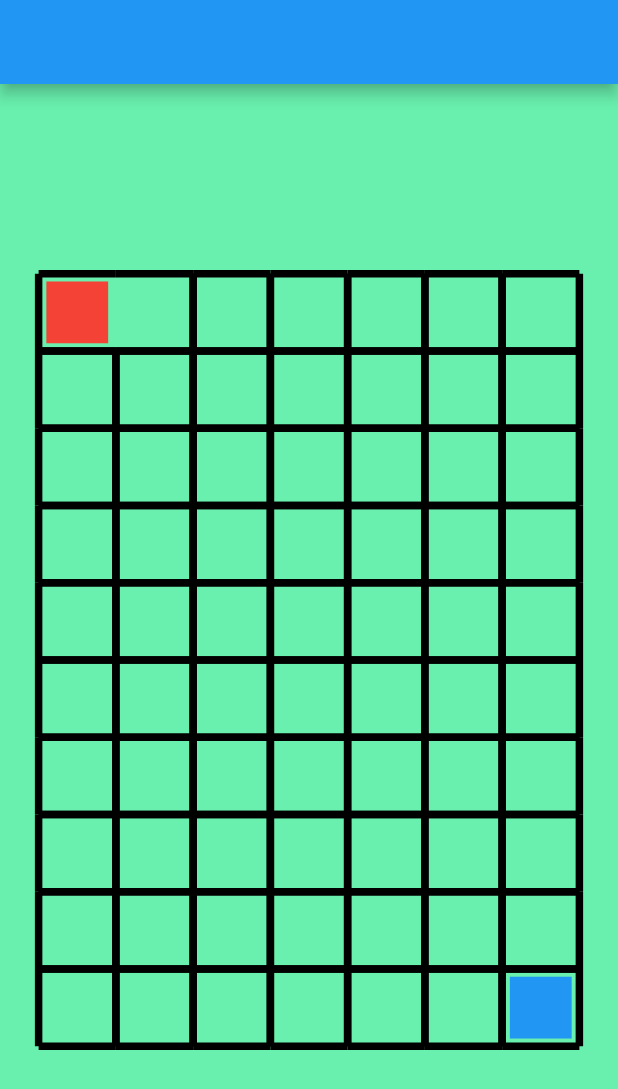
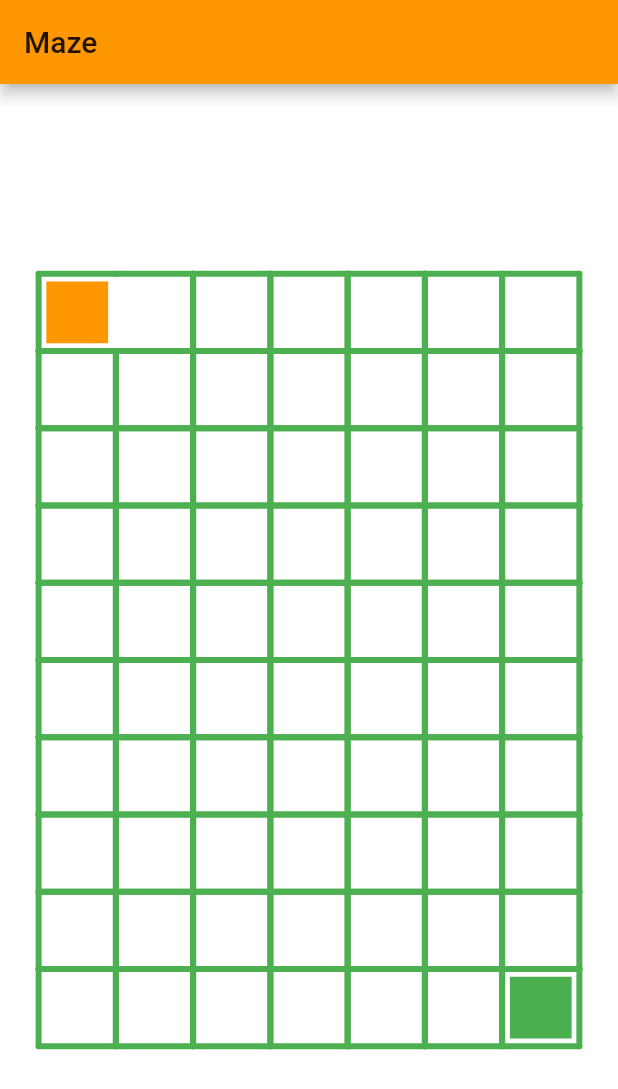
Before and after one commit to pblinux/maze, a Flutter app: the screen it shows after launch, on a phone screen of 412 x 824 dp. Shown: the top 1089 px of the screen. Run offline on Flutter 3.47's test engine with Material 2 defaults, Android fonts, the phone set to English and light mode, and no system bars; missing offline and left inert: stack; statements that could not run were skipped.

Commit message:
More customization

```diff
--- /dev/null
+++ b/lib/cell.dart
@@ -0,0 +1,12 @@
+class Cell {
+  bool bottomWall = true;
+  bool leftWall = true;
+  bool rightWall = true;
+  bool topWall = true;
+  bool visited = false;
+
+  int col;
+  int row;
+
+  Cell(this.col, this.row);
+}
--- a/lib/main.dart
+++ b/lib/main.dart
@@ -8,7 +8,7 @@ class MyApp extends StatelessWidget {
   Widget build(BuildContext context) {
     return MaterialApp(
         title: 'Flutter Demo',
-        theme: ThemeData(primarySwatch: Colors.blue),
+        theme: ThemeData(primarySwatch: Colors.orange),
         home: MazeScreen());
   }
 }
@@ -19,12 +19,13 @@ class MazeScreen extends StatefulWidget {
 }
 
 class _MazeScreenState extends State<MazeScreen> {
-  final MazePainter _mazePainter = MazePainter();
+  final MazePainter _mazePainter = MazePainter(wallColor: Colors.green);
 
   @override
   Widget build(BuildContext context) {
     return Scaffold(
-        appBar: AppBar(),
+        backgroundColor: Colors.white,
+        appBar: AppBar(title: Text('Maze')),
         body: GestureDetector(
             onVerticalDragUpdate: (info) =>
                 _mazePainter.updatePosition(info.localPosition),
--- a/lib/maze.dart
+++ b/lib/maze.dart
@@ -1,13 +1,19 @@
 import 'dart:math';
 import 'package:flutter/material.dart' hide Stack;
+import 'package:maze_game/cell.dart';
 import 'package:stack/stack.dart';
 
+/// For direction maping
 enum Direction { UP, DOWN, LEFT, RIGHT }
 
 class MazePainter extends ChangeNotifier implements CustomPainter {
-  final columns = 7;
-  final rows = 10;
-  final wallThickness = 5.0;
+  ///Row, columns and the wall thickness can be parametrizable
+  final int columns;
+  final int rows;
+  final double wallThickness;
+
+  ///Color
+  Color wallColor;
 
   Cell player, exit;
   List<List<Cell>> _cells;
@@ -17,22 +23,29 @@ class MazePainter extends ChangeNotifier implements CustomPainter {
   Random _randomizer = Random();
   double _cellSize, _hMargin, _vMargin;
 
-  double userX;
-  double userY;
+  ///Position of user input
+  double _userX;
+  double _userY;
 
-  MazePainter() {
+  MazePainter(
+      {this.columns = 7,
+      this.rows = 10,
+      this.wallColor = Colors.black,
+      this.wallThickness = 4.0}) {
     _wallPaint
-      ..color = Colors.black
+      ..color = wallColor
       ..isAntiAlias = true
+      ..strokeCap = StrokeCap.round
       ..strokeWidth = wallThickness;
 
-    _playerPaint..color = Colors.red;
+    _playerPaint..color = Colors.orange;
 
-    _exitPaint..color = Colors.blue;
+    _exitPaint..color = wallColor;
 
     _createMaze();
   }
 
+  ///This method initialize the maze by randomizing what wall will be disable
   void _createMaze() {
     Stack<Cell> stack = Stack();
     Cell current, next;
@@ -64,6 +77,7 @@ class MazePainter extends ChangeNotifier implements CustomPainter {
     return null;
   }
 
+  /// This method moves the user input
   void movePlayer(Direction direction) {
     switch (direction) {
       case Direction.UP:
@@ -89,16 +103,17 @@ class MazePainter extends ChangeNotifier implements CustomPainter {
     }
   }
 
+  ///This method is used to notify the user drag position change
   void updatePosition(Offset position) {
-    userX = position.dx;
-    userY = position.dy;
+    _userX = position.dx;
+    _userY = position.dy;
     notifyListeners();
 
     double playerCenterX = _hMargin + (player.col + 0.5) * _cellSize;
     double playerCenterY = _vMargin + (player.row + 0.5) * _cellSize;
 
-    double dx = userX - playerCenterX;
-    double dy = userY - playerCenterY;
+    double dx = _userX - playerCenterX;
+    double dy = _userY - playerCenterY;
 
     double absDx = dx.abs();
     double absDy = dy.abs();
@@ -124,8 +139,6 @@ class MazePainter extends ChangeNotifier implements CustomPainter {
 
   @override
   void paint(Canvas canvas, Size size) {
-    canvas.drawColor(Colors.greenAccent, BlendMode.src);
-
     if (size.width / size.height < columns / rows)
       _cellSize = size.width / (columns + 1);
     else
@@ -253,197 +266,3 @@ class MazePainter extends ChangeNotifier implements CustomPainter {
     }
   }
 }
-
-// class MazePainter extends CustomPainter {
-//   final columns = 7;
-//   final rows = 10;
-//   final wallThickness = 5.0;
-
-//   Cell player, exit;
-//   List<List<Cell>> _cells;
-//   Paint _exitPaint = Paint();
-//   Paint _playerPaint = Paint();
-//   Paint _wallPaint = Paint();
-//   Random _randomizer = Random();
-//   double _cellSize, _hMargin, _vMargin;
-
-//   double userX;
-//   double userY;
-
-//   MazePainter({this.userX, this.userY}) {
-//     print('${this.userX}, ${this.userY}');
-
-//     _wallPaint
-//       ..color = Colors.black
-//       ..isAntiAlias = true
-//       ..strokeWidth = wallThickness;
-
-//     _playerPaint..color = Colors.red;
-
-//     _exitPaint..color = Colors.blue;
-
-//     _createMaze();
-//   }
-
-//   void _createMaze() {
-//     Stack<Cell> stack = Stack();
-//     Cell current, next;
-
-//     _cells =
-//         List.generate(columns, (c) => List.generate(rows, (r) => Cell(c, r)));
-
-//     player = _cells.first.first;
-//     exit = _cells.last.last;
-
-//     current = _cells.first.first;
-//     current.visited = true;
-
-//     do {
-//       next = _getNext(current);
-//       if (next != null) {
-//         _removeWall(current, next);
-//         stack.push(current);
-//         current = next;
-//         current.visited = true;
-//       } else {
-//         current = stack.pop();
-//       }
-//     } while (stack.isNotEmpty);
-//   }
-
-//   @override
-//   void paint(Canvas canvas, Size size) {
-//     canvas.drawColor(Colors.greenAccent, BlendMode.src);
-
-//     if (size.width / size.height < columns / rows)
-//       _cellSize = size.width / (columns + 1);
-//     else
-//       _cellSize = size.height / (rows + 1);
-
-//     _hMargin = (size.width - columns * _cellSize) / 2;
-//     _vMargin = (size.height - rows * _cellSize) / 2;
-
-//     double squareMargin = _cellSize / 10;
-
-//     canvas.translate(_hMargin, _vMargin);
-
-//     _cells.forEach((v) => v.forEach((cell) {
-//           if (cell.topWall)
-//             canvas.drawLine(
-//                 Offset(cell.col * _cellSize, cell.row * _cellSize),
-//                 Offset((cell.col + 1) * _cellSize, cell.row * _cellSize),
-//                 _wallPaint);
-
-//           if (cell.leftWall)
-//             canvas.drawLine(
-//                 Offset(cell.col * _cellSize, cell.row * _cellSize),
-//                 Offset(cell.col * _cellSize, (cell.row + 1) * _cellSize),
-//                 _wallPaint);
-
-//           if (cell.bottomWall)
-//             canvas.drawLine(
-//                 Offset(cell.col * _cellSize, (cell.row + 1) * _cellSize),
-//                 Offset((cell.col + 1) * _cellSize, (cell.row + 1) * _cellSize),
-//                 _wallPaint);
-
-//           if (cell.rightWall)
-//             canvas.drawLine(
-//                 Offset((cell.col + 1) * _cellSize, cell.row * _cellSize),
-//                 Offset((cell.col + 1) * _cellSize, (cell.row + 1) * _cellSize),
-//                 _wallPaint);
-//         }));
-
-//     canvas.drawRect(
-//         Rect.fromPoints(
-//             Offset(player.col * _cellSize + squareMargin,
-//                 player.row * _cellSize + squareMargin),
-//             Offset((player.col + 1) * _cellSize - squareMargin,
-//                 (player.row + 1) * _cellSize - squareMargin)),
-//         _playerPaint);
-
-//     canvas.drawRect(
-//         Rect.fromPoints(
-//             Offset(exit.col * _cellSize + squareMargin,
-//                 exit.row * _cellSize + squareMargin),
-//             Offset((exit.col + 1) * _cellSize - squareMargin,
-//                 (exit.row + 1) * _cellSize - squareMargin)),
-//         _exitPaint);
-//   }
-
-//   @override
-//   bool shouldRepaint(CustomPainter oldDelegate) {
-//     return false;
-//   }
-
-//   Cell _getNext(Cell cell) {
-//     List<Cell> neighbours = [];
-
-//     //Left
-//     if (cell.col > 0) {
-//       if (!_cells[cell.col - 1][cell.row].visited)
-//         neighbours.add(_cells[cell.col - 1][cell.row]);
-//     }
-
-//     //Right
-//     if (cell.col < columns - 1) {
-//       if (!_cells[cell.col + 1][cell.row].visited)
-//         neighbours.add(_cells[cell.col + 1][cell.row]);
-//     }
-
-//     //Top
-//     if (cell.row > 0) {
-//       if (!_cells[cell.col][cell.row - 1].visited)
-//         neighbours.add(_cells[cell.col][cell.row - 1]);
-//     }
-
-//     //Bottom
-//     if (cell.row < rows - 1) {
-//       if (!_cells[cell.col][cell.row + 1].visited)
-//         neighbours.add(_cells[cell.col][cell.row + 1]);
-//     }
-//     if (neighbours.length > 0) {
-//       final index = _randomizer.nextInt(neighbours.length);
-//       return neighbours[index];
-//     }
-//     return null;
-//   }
-
-//   void _removeWall(Cell current, Cell next) {
-//     //Below
-//     if (current.col == next.col && current.row == next.row + 1) {
-//       current.topWall = false;
-//       next.bottomWall = false;
-//     }
-
-//     //Above
-//     if (current.col == next.col && current.row == next.row - 1) {
-//       current.bottomWall = false;
-//       next.topWall = false;
-//     }
-
-//     //Right
-//     if (current.col == next.col + 1 && current.row == next.row) {
-//       current.leftWall = false;
-//       next.rightWall = false;
-//     }
-
-//     //Left
-//     if (current.col == next.col - 1 && current.row == next.row) {
-//       current.rightWall = false;
-//       next.leftWall = false;
-//     }
-//   }
-// }
-
-class Cell {
-  bool bottomWall = true;
-  bool leftWall = true;
-  bool rightWall = true;
-  bool topWall = true;
-  bool visited = false;
-
-  int col;
-  int row;
-
-  Cell(this.col, this.row);
-}
```
